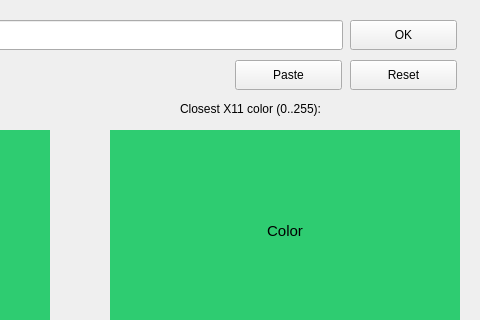
This is colored_button.ui in jabbalaci/ClosestX11Color as Qt 5 draws it before an edit; both pictures show x 320 to 800 and y 0 to 320 of the 800 by 600 pixel window. The edited form follows.
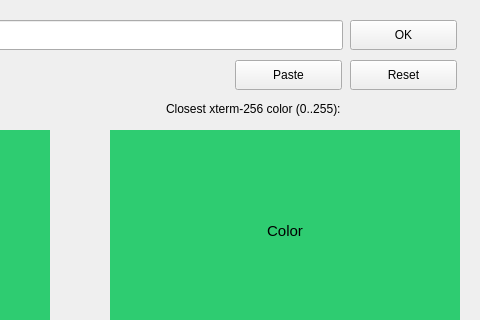
This is the edited form.

Diff of the .ui file:
```diff
--- a/colored_button.ui
+++ b/colored_button.ui
@@ -51,14 +51,14 @@
    <widget class="QLabel" name="label">
     <property name="geometry">
      <rect>
-      <x>500</x>
+      <x>486</x>
       <y>100</y>
-      <width>211</width>
+      <width>261</width>
       <height>18</height>
      </rect>
     </property>
     <property name="text">
-     <string>Closest X11 color (0..255):</string>
+     <string>Closest xterm-256 color (0..255):</string>
     </property>
    </widget>
    <widget class="QLabel" name="label_2">
```
Left out of the diff: 2 changed lines with no effect on the pictures.
